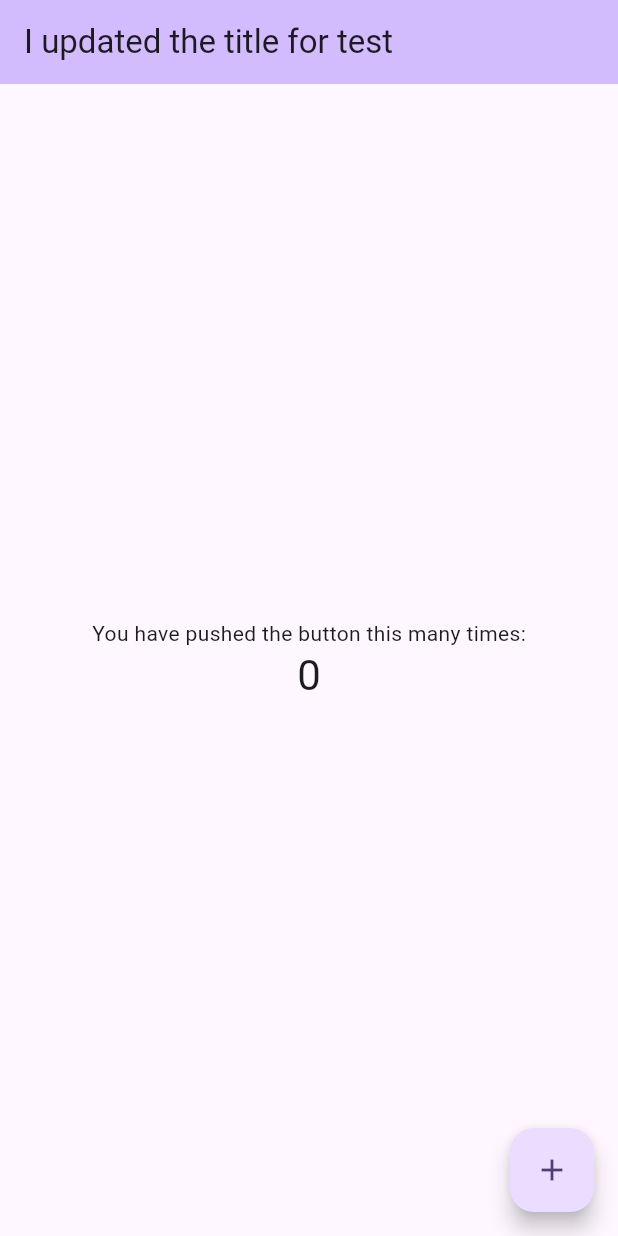
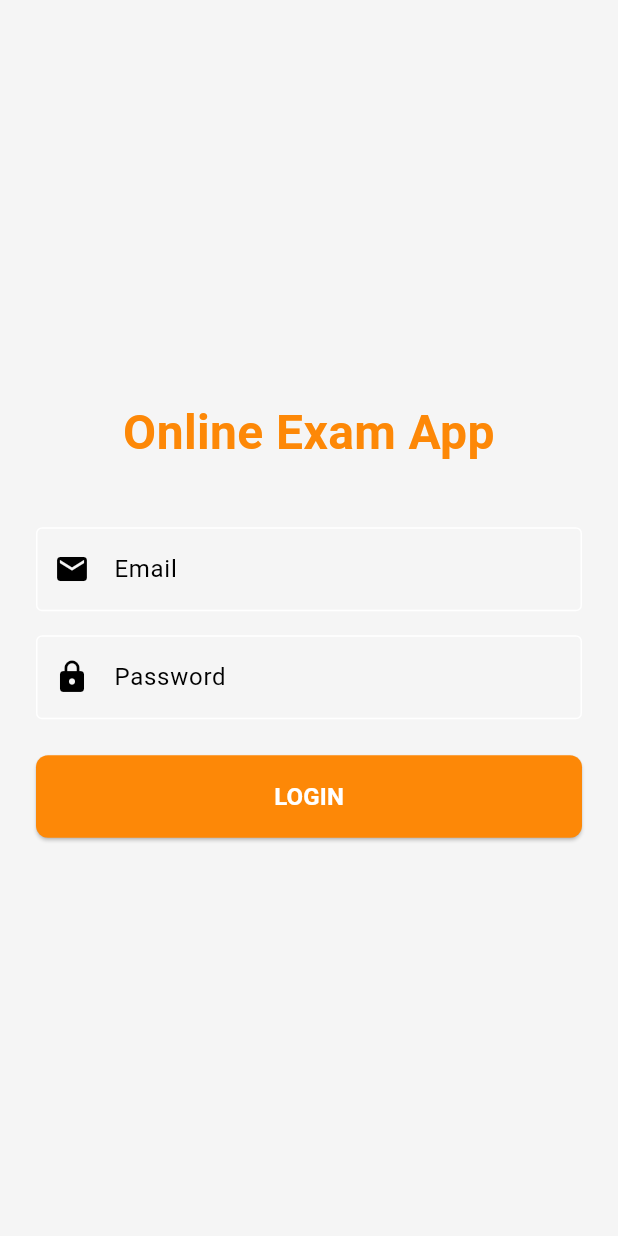
Before and after one commit to SHURKIA/online_exam_system, a Flutter app: the screen it shows after launch, on a phone screen of 412 x 824 dp. Run offline on Flutter 3.47's test engine with Material 3 defaults, Android fonts, the phone set to English and light mode, and no system bars; our stand-ins replace get; accounts and stored records are empty.

Commit message:
feat: add authentication feature with login screen
- Updated pubspec.yaml to include necessary dependencies for state management, HTTP requests, and UI components.
- Created InitialBinding to manage dependency injection for ApiService and AuthController.
- Implemented AuthController to handle user authentication, including login and logout functionalities.
- Added User model to represent user data.
- Developed ApiService for making HTTP requests to the backend.
- Created LoginScreen for user login with form validation and loading state management.
- Introduced AppColors utility class for consistent color usage across the app.

```diff
--- /dev/null
+++ b/lib/data/models/user_model.dart
@@ -0,0 +1,35 @@
+class User {
+  final int id;
+  final String name;
+  final String email;
+  final String role;
+  final String username;
+
+  User({
+    required this.id,
+    required this.name,
+    required this.email,
+    required this.role,
+    required this.username,
+  });
+
+  factory User.fromJson(Map<String, dynamic> json) {
+    return User(
+      id: json['id'],
+      name: json['name'],
+      email: json['email'],
+      role: json['role'],
+      username: json['username'],
+    );
+  }
+
+  Map<String, dynamic> toJson() {
+    return {
+      'id': id,
+      'name': name,
+      'email': email,
+      'role': role,
+      'username': username,
+    };
+  }
+}
--- a/lib/main.dart
+++ b/lib/main.dart
@@ -1,4 +1,9 @@
 import 'package:flutter/material.dart';
+import 'package:get/get.dart';
+import 'utils/app_colors.dart';
+import 'screens/auth/login_screen.dart';
+
+import 'bindings/initial_binding.dart';
 
 void main() {
   runApp(const MyApp());
@@ -7,116 +12,33 @@ void main() {
 class MyApp extends StatelessWidget {
   const MyApp({super.key});
 
-  // This widget is the root of your application.
   @override
   Widget build(BuildContext context) {
-    return MaterialApp(
-      title: 'Flutter Demo',
+    return GetMaterialApp(
+      title: 'Online Exam App',
+      debugShowCheckedModeBanner: false,
+      initialBinding: InitialBinding(), // Global dep injection
       theme: ThemeData(
-        // This is the theme of your application.
-        //
-        // TRY THIS: Try running your application with "flutter run". You'll see
-        // the application has a purple toolbar. Then, without quitting the app,
-        // try changing the seedColor in the colorScheme below to Colors.green
-        // and then invoke "hot reload" (save your changes or press the "hot
-        // reload" button in a Flutter-supported IDE, or press "r" if you used
-        // the command line to start the app).
-        //
-        // Notice that the counter didn't reset back to zero; the application
-        // state is not lost during the reload. To reset the state, use hot
-        // restart instead.
-        //
-        // This works for code too, not just values: Most code changes can be
-        // tested with just a hot reload.
-        colorScheme: ColorScheme.fromSeed(seedColor: Colors.deepPurple),
+        primaryColor: AppColors.primary,
+        scaffoldBackgroundColor: AppColors.background,
+        colorScheme: ColorScheme.fromSwatch().copyWith(
+          primary: AppColors.primary,
+          secondary: AppColors.secondary,
+        ),
+        textTheme: const TextTheme(
+          bodyLarge: TextStyle(color: AppColors.text, fontFamily: 'Roboto'),
+          bodyMedium: TextStyle(color: AppColors.text, fontFamily: 'Roboto'),
+        ),
+        appBarTheme: const AppBarTheme(
+          backgroundColor: AppColors.primary,
+          foregroundColor: Colors.white,
+          elevation: 0,
+        ),
       ),
-      home: const MyHomePage(title: 'I updated the title for test'),
+      initialRoute: '/',
+      getPages: [
+        GetPage(name: '/', page: () => const LoginScreen())
+      ],
     );
   }
 }
-
-class MyHomePage extends StatefulWidget {
-  const MyHomePage({super.key, required this.title});
-
-  // This widget is the home page of your application. It is stateful, meaning
-  // that it has a State object (defined below) that contains fields that affect
-  // how it looks.
-
-  // This class is the configuration for the state. It holds the values (in this
-  // case the title) provided by the parent (in this case the App widget) and
-  // used by the build method of the State. Fields in a Widget subclass are
-  // always marked "final".
-
-  final String title;
-
-  @override
-  State<MyHomePage> createState() => _MyHomePageState();
-}
-
-class _MyHomePageState extends State<MyHomePage> {
-  int _counter = 0;
-
-  void _incrementCounter() {
-    setState(() {
-      // This call to setState tells the Flutter framework that something has
-      // changed in this State, which causes it to rerun the build method below
-      // so that the display can reflect the updated values. If we changed
-      // _counter without calling setState(), then the build method would not be
-      // called again, and so nothing would appear to happen.
-      _counter++;
-    });
-  }
-
-  @override
-  Widget build(BuildContext context) {
-    // This method is rerun every time setState is called, for instance as done
-    // by the _incrementCounter method above.
-    //
-    // The Flutter framework has been optimized to make rerunning build methods
-    // fast, so that you can just rebuild anything that needs updating rather
-    // than having to individually change instances of widgets.
-    return Scaffold(
-      appBar: AppBar(
-        // TRY THIS: Try changing the color here to a specific color (to
-        // Colors.amber, perhaps?) and trigger a hot reload to see the AppBar
-        // change color while the other colors stay the same.
-        backgroundColor: Theme.of(context).colorScheme.inversePrimary,
-        // Here we take the value from the MyHomePage object that was created by
-        // the App.build method, and use it to set our appbar title.
-        title: Text(widget.title),
-      ),
-      body: Center(
-        // Center is a layout widget. It takes a single child and positions it
-        // in the middle of the parent.
-        child: Column(
-          // Column is also a layout widget. It takes a list of children and
-          // arranges them vertically. By default, it sizes itself to fit its
-          // children horizontally, and tries to be as tall as its parent.
-          //
-          // Column has various properties to control how it sizes itself and
-          // how it positions its children. Here we use mainAxisAlignment to
-          // center the children vertically; the main axis here is the vertical
-          // axis because Columns are vertical (the cross axis would be
-          // horizontal).
-          //
-          // TRY THIS: Invoke "debug painting" (choose the "Toggle Debug Paint"
-          // action in the IDE, or press "p" in the console), to see the
-          // wireframe for each widget.
-          mainAxisAlignment: MainAxisAlignment.center,
-          children: [
-            const Text('You have pushed the button this many times:'),
-            Text(
-              '$_counter',
-              style: Theme.of(context).textTheme.headlineMedium,
-            ),
-          ],
-        ),
-      ),
-      floatingActionButton: FloatingActionButton(
-        onPressed: _incrementCounter,
-        tooltip: 'Increment',
-        child: const Icon(Icons.add),
-      ),
-    );
-  }
-}
--- /dev/null
+++ b/lib/screens/auth/login_screen.dart
@@ -0,0 +1,110 @@
+import 'package:flutter/material.dart';
+import 'package:get/get.dart';
+import '../../controllers/auth_controller.dart';
+import '../../utils/app_colors.dart';
+
+class LoginScreen extends StatefulWidget {
+  const LoginScreen({super.key});
+
+  @override
+  State<LoginScreen> createState() => _LoginScreenState();
+}
+
+class _LoginScreenState extends State<LoginScreen> {
+  final _formKey = GlobalKey<FormState>();
+  final _emailController = TextEditingController();
+  final _passwordController = TextEditingController();
+  final AuthController _authController = Get.find<AuthController>();
+
+  @override
+  Widget build(BuildContext context) {
+    return Scaffold(
+      body: Center(
+        child: SingleChildScrollView(
+          padding: const EdgeInsets.all(24.0),
+          child: Form(
+            key: _formKey,
+            child: Column(
+              mainAxisAlignment: MainAxisAlignment.center,
+              crossAxisAlignment: CrossAxisAlignment.stretch,
+              children: [
+                const Text(
+                  'Online Exam App',
+                  textAlign: TextAlign.center,
+                  style: TextStyle(
+                    fontSize: 32,
+                    fontWeight: FontWeight.bold,
+                    color: AppColors.primary,
+                  ),
+                ),
+                const SizedBox(height: 40),
+                TextFormField(
+                  controller: _emailController,
+                  decoration: const InputDecoration(
+                    labelText: 'Email',
+                    prefixIcon: Icon(Icons.email),
+                    border: OutlineInputBorder(),
+                  ),
+                  validator: (value) {
+                    if (value == null || value.isEmpty) {
+                      return 'Please enter your email';
+                    }
+                    return null;
+                  },
+                ),
+                const SizedBox(height: 16),
+                TextFormField(
+                  controller: _passwordController,
+                  obscureText: true,
+                  decoration: const InputDecoration(
+                    labelText: 'Password',
+                    prefixIcon: Icon(Icons.lock),
+                    border: OutlineInputBorder(),
+                  ),
+                  validator: (value) {
+                    if (value == null || value.isEmpty) {
+                      return 'Please enter your password';
+                    }
+                    return null;
+                  },
+                ),
+                const SizedBox(height: 24),
+                Obx(
+                  () => ElevatedButton(
+                    onPressed: _authController.isLoading.value
+                        ? null
+                        : () {
+                            if (_formKey.currentState!.validate()) {
+                              _authController.login(
+                                _emailController.text,
+                                _passwordController.text,
+                              );
+                            }
+                          },
+                    style: ElevatedButton.styleFrom(
+                      backgroundColor: AppColors.primary,
+                      padding: const EdgeInsets.symmetric(vertical: 16),
+                      shape: RoundedRectangleBorder(
+                        borderRadius: BorderRadius.circular(8),
+                      ),
+                    ),
+                    child: _authController.isLoading.value
+                        ? const CircularProgressIndicator(color: Colors.white)
+                        : const Text(
+                            'LOGIN',
+                            style: TextStyle(
+                              fontSize: 16,
+                              fontWeight: FontWeight.bold,
+                              color: Colors.white,
+                            ),
+                          ),
+                  ),
+                ),
+              ],
+            ),
+          ),
+        ),
+      ),
+    );
+  }
+}
--- /dev/null
+++ b/lib/utils/app_colors.dart
@@ -0,0 +1,10 @@
+import 'package:flutter/material.dart';
+
+class AppColors {
+  static const Color primary = Color(0xFFFD8807); // Orange
+  static const Color secondary = Color(0xFF0D8C4B); // Green
+  static const Color background = Color(0xFFF5F5F5);
+  static const Color text = Color(0xFF333333);
+  static const Color white = Colors.white;
+  static const Color error = Colors.red;
+}
```
Also changed, not shown: lib/bindings/initial_binding.dart (added, +11 -0 lines), lib/controllers/auth_controller.dart (added, +70 -0 lines), lib/data/services/api_service.dart (added, +80 -0 lines), pubspec.yaml (+12 -0 lines), pubspec.lock.
